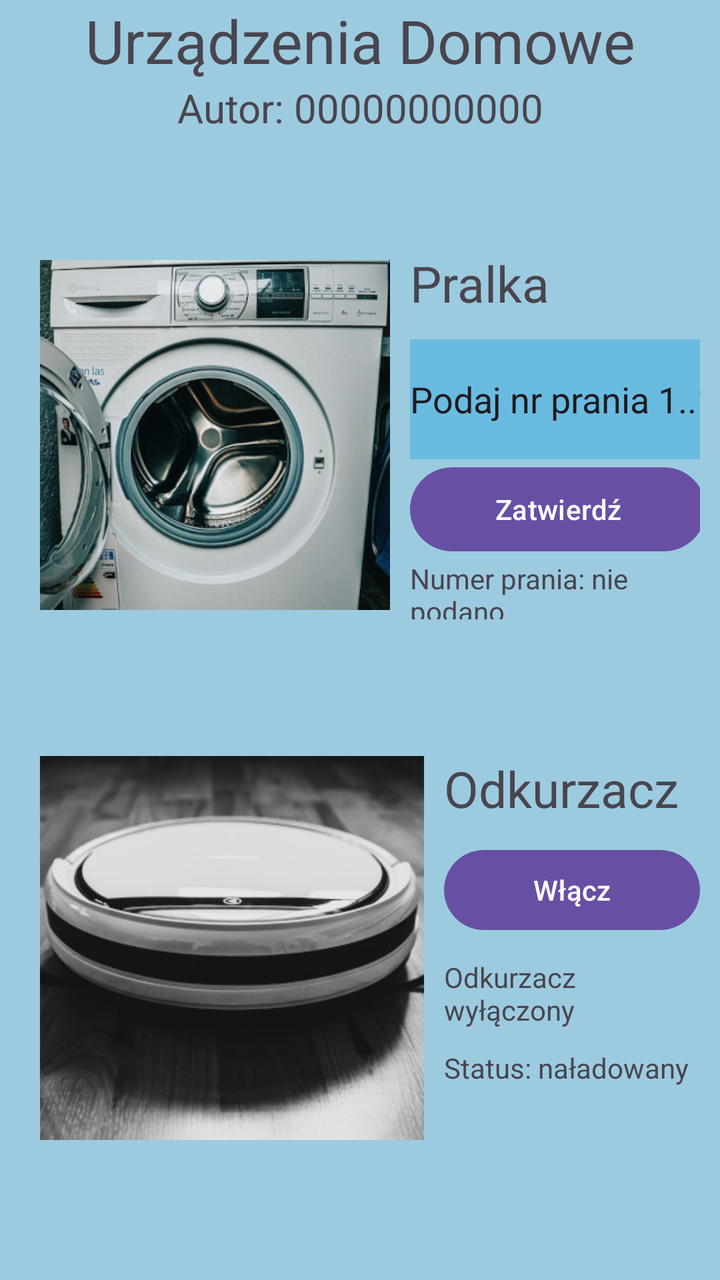
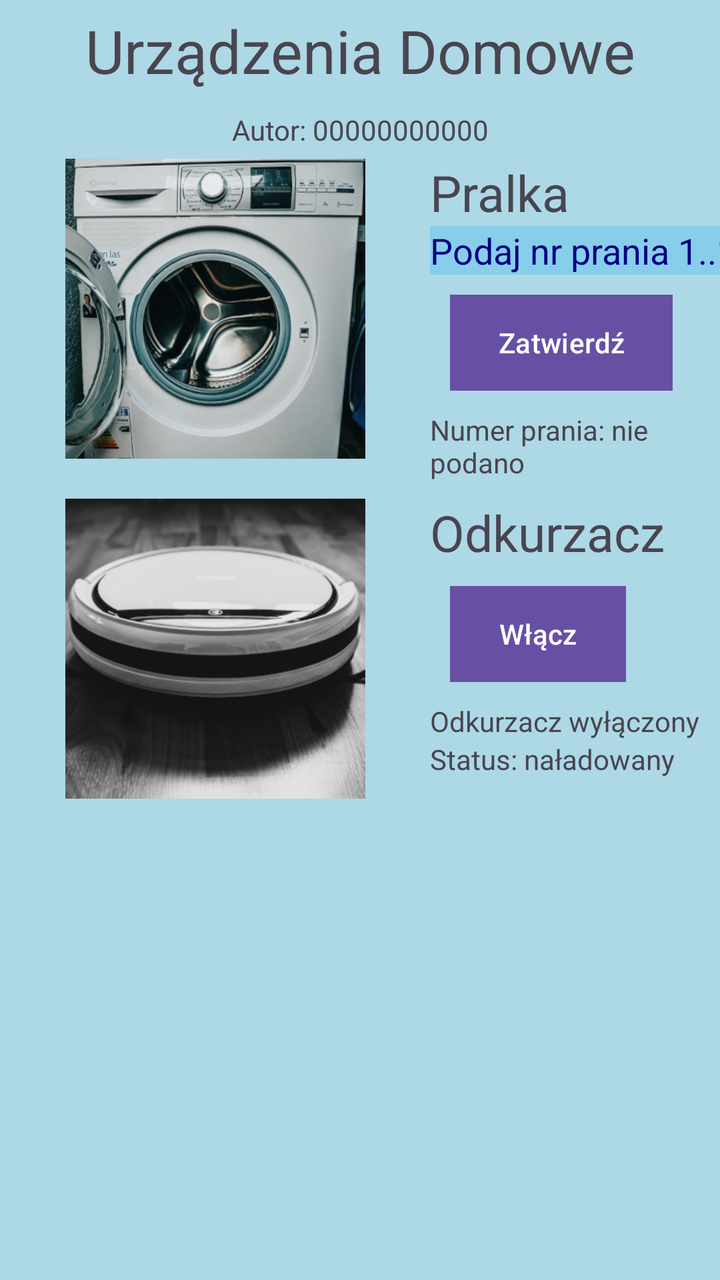

The first picture is an Android layout as it rendered before a commit; the second is the same layout after the commit. The layout source and the unified diff follow.
<!-- AndroidManifest.xml: application theme Theme.EgzPralkaMobilna -->
<!-- res/layout/activity_main.xml -->
<?xml version="1.0" encoding="utf-8"?>
<LinearLayout xmlns:android="http://schemas.android.com/apk/res/android"
    xmlns:app="http://schemas.android.com/apk/res-auto"
    xmlns:tools="http://schemas.android.com/tools"
    android:id="@+id/main"
    android:layout_width="match_parent"
    android:layout_height="match_parent"
    android:orientation="vertical"
    android:background="#9CCBE0"
    tools:context=".MainActivity">

    <TextView
        android:layout_width="match_parent"
        android:layout_height="wrap_content"
        android:text="Urządzenia Domowe"
        android:textAlignment="center"
        android:textSize="30dp" />

    <TextView
        android:id="@+id/textView"
        android:layout_width="match_parent"
        android:layout_height="wrap_content"
        android:textAlignment="center"
        android:textSize="20dp"
        android:text="Autor: 00000000000" />
    <LinearLayout
        android:layout_width="wrap_content"
        android:layout_height="wrap_content"
        android:orientation="horizontal">


    <ImageView
        android:id="@+id/imageView3"
        android:layout_width="175dp"
        android:layout_height="wrap_content"
        android:layout_marginLeft="20dp"
        app:srcCompat="@drawable/pralka" />

        <LinearLayout
            android:layout_width="match_parent"
            android:layout_height="wrap_content"
            android:layout_gravity="center"
            android:layout_margin="10dp"
            android:orientation="vertical">

            <TextView
                android:id="@+id/textView2"
                android:layout_width="159dp"
                android:layout_height="45dp"
                android:text="Pralka"
                android:textSize="25dp" />

            <EditText
                android:id="@+id/editTextText"
                android:layout_width="181dp"
                android:layout_height="60dp"
                android:ems="10"
                android:inputType="text"
                android:background="#6ABBE0"
                android:text="Podaj nr prania 1..12" />

            <Button
                android:id="@+id/button"
                android:layout_width="148dp"
                android:layout_height="50dp"
                android:text="Zatwierdź" />

            <TextView
                android:id="@+id/textView3"
                android:layout_width="match_parent"
                android:layout_height="30dp"
                android:text="Numer prania: nie podano" />

        </LinearLayout>

    </LinearLayout>


    <LinearLayout
        android:layout_width="match_parent"
        android:layout_height="match_parent"
        android:orientation="horizontal">

        <ImageView
            android:id="@+id/imageView4"
            android:layout_width="192dp"
            android:layout_height="213dp"
            android:layout_marginLeft="20dp"
            app:srcCompat="@drawable/odkurzacz" />

        <LinearLayout
            android:layout_width="match_parent"
            android:layout_height="match_parent"
            android:layout_gravity="center"
            android:layout_margin="10dp"
            android:layout_marginBottom="5dp"
            android:layout_marginTop="5dp"
            android:orientation="vertical">

            <TextView
                android:id="@+id/textView4"
                android:layout_width="wrap_content"
                android:layout_height="wrap_content"
                android:text="Odkurzacz"
                android:layout_marginBottom="10dp"
                android:textSize="25dp"/>

            <Button
                android:id="@+id/button2"
                android:layout_width="match_parent"
                android:layout_height="wrap_content"
                android:layout_marginBottom="10dp"
                android:text="Włącz" />

            <TextView
                android:id="@+id/textView5"
                android:layout_width="match_parent"
                android:layout_height="wrap_content"
                android:layout_marginBottom="10dp"
                android:text="Odkurzacz wyłączony" />

            <TextView
                android:id="@+id/textView6"
                android:layout_width="match_parent"
                android:layout_height="wrap_content"
                android:layout_marginBottom="10dp"
                android:text="Status: naładowany" />

        </LinearLayout>
    </LinearLayout>

</LinearLayout>
<!-- resources referenced by this layout -->
<resources>
  <!-- drawable odkurzacz: jpg bitmap (drawable, 30025 bytes) -->
  <!-- drawable pralka: jpg bitmap (drawable, 55268 bytes) -->
  <style name="Theme.EgzPralkaMobilna" parent="Base.Theme.EgzPralkaMobilna" />
  <style name="Base.Theme.EgzPralkaMobilna" parent="Theme.Material3.DayNight.NoActionBar">
          
          
      </style>
</resources>

<!-- the commit's change to res/layout/activity_main.xml (unified diff, before → after) -->
@@ -6,7 +6,7 @@
     android:layout_width="match_parent"
     android:layout_height="match_parent"
     android:orientation="vertical"
-    android:background="#9CCBE0"
+    android:background="#ADD8E6"
     tools:context=".MainActivity">
 
     <TextView
@@ -14,6 +14,7 @@
         android:layout_height="wrap_content"
         android:text="Urządzenia Domowe"
         android:textAlignment="center"
+        android:layout_margin="5dp"
         android:textSize="30dp" />
 
     <TextView
@@ -21,7 +22,7 @@
         android:layout_width="match_parent"
         android:layout_height="wrap_content"
         android:textAlignment="center"
-        android:textSize="20dp"
+        android:layout_margin="5dp"
         android:text="Autor: 00000000000" />
     <LinearLayout
         android:layout_width="wrap_content"
@@ -29,46 +30,51 @@
         android:orientation="horizontal">
 
 
-    <ImageView
-        android:id="@+id/imageView3"
-        android:layout_width="175dp"
-        android:layout_height="wrap_content"
-        android:layout_marginLeft="20dp"
-        app:srcCompat="@drawable/pralka" />
+        <ImageView
+            android:id="@+id/imageView3"
+            android:layout_width="175dp"
+            android:layout_height="150dp"
+            android:layout_marginLeft="20dp"
+            android:layout_marginRight="20dp"
+            android:layout_marginBottom="20dp"
+            android:layout_marginTop="0dp"
+            app:srcCompat="@drawable/pralka" />
 
         <LinearLayout
-            android:layout_width="match_parent"
+            android:layout_width="wrap_content"
             android:layout_height="wrap_content"
-            android:layout_gravity="center"
-            android:layout_margin="10dp"
             android:orientation="vertical">
 
             <TextView
                 android:id="@+id/textView2"
-                android:layout_width="159dp"
-                android:layout_height="45dp"
+                android:layout_width="wrap_content"
+                android:layout_height="wrap_content"
                 android:text="Pralka"
                 android:textSize="25dp" />
 
             <EditText
                 android:id="@+id/editTextText"
-                android:layout_width="181dp"
-                android:layout_height="60dp"
+                android:layout_width="wrap_content"
+                android:layout_height="wrap_content"
                 android:ems="10"
                 android:inputType="text"
-                android:background="#6ABBE0"
+                android:background="#87CEEB"
+                android:textColor="#000080"
+                android:textColorHint="#000080"
                 android:text="Podaj nr prania 1..12" />
 
             <Button
                 android:id="@+id/button"
-                android:layout_width="148dp"
-                android:layout_height="50dp"
+                android:layout_width="wrap_content"
+                android:layout_height="wrap_content"
+                android:layout_margin="10dp"
+                android:background="#4169E1"
                 android:text="Zatwierdź" />
 
             <TextView
                 android:id="@+id/textView3"
-                android:layout_width="match_parent"
-                android:layout_height="30dp"
+                android:layout_width="wrap_content"
+                android:layout_height="wrap_content"
                 android:text="Numer prania: nie podano" />
 
         </LinearLayout>
@@ -83,18 +89,17 @@
 
         <ImageView
             android:id="@+id/imageView4"
-            android:layout_width="192dp"
-            android:layout_height="213dp"
+            android:layout_width="175dp"
+            android:layout_height="150dp"
             android:layout_marginLeft="20dp"
+            android:layout_marginRight="20dp"
+            android:layout_marginBottom="20dp"
+            android:layout_marginTop="0dp"
             app:srcCompat="@drawable/odkurzacz" />
 
         <LinearLayout
             android:layout_width="match_parent"
             android:layout_height="match_parent"
-            android:layout_gravity="center"
-            android:layout_margin="10dp"
-            android:layout_marginBottom="5dp"
-            android:layout_marginTop="5dp"
             android:orientation="vertical">
 
             <TextView
@@ -102,28 +107,26 @@
                 android:layout_width="wrap_content"
                 android:layout_height="wrap_content"
                 android:text="Odkurzacz"
-                android:layout_marginBottom="10dp"
                 android:textSize="25dp"/>
 
             <Button
                 android:id="@+id/button2"
-                android:layout_width="match_parent"
+                android:layout_width="wrap_content"
                 android:layout_height="wrap_content"
-                android:layout_marginBottom="10dp"
+                android:layout_margin="10dp"
+                android:background="#4169E1"
                 android:text="Włącz" />
 
             <TextView
                 android:id="@+id/textView5"
-                android:layout_width="match_parent"
+                android:layout_width="wrap_content"
                 android:layout_height="wrap_content"
-                android:layout_marginBottom="10dp"
                 android:text="Odkurzacz wyłączony" />
 
             <TextView
                 android:id="@+id/textView6"
-                android:layout_width="match_parent"
+                android:layout_width="wrap_content"
                 android:layout_height="wrap_content"
-                android:layout_marginBottom="10dp"
                 android:text="Status: naładowany" />
 
         </LinearLayout>
